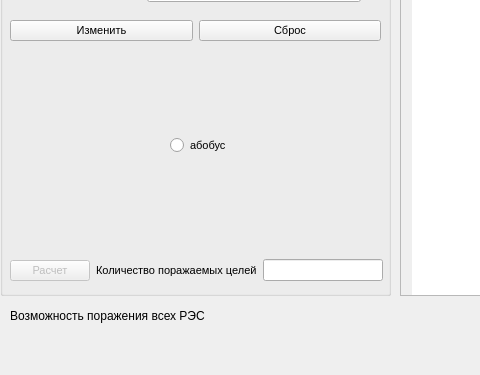
This is mainwindow.ui in businessausage/v22 as Qt 5 draws it before an edit; both pictures show x 0 to 480 and y 255 to 630 of the 800 by 630 pixel window. The edited form follows.
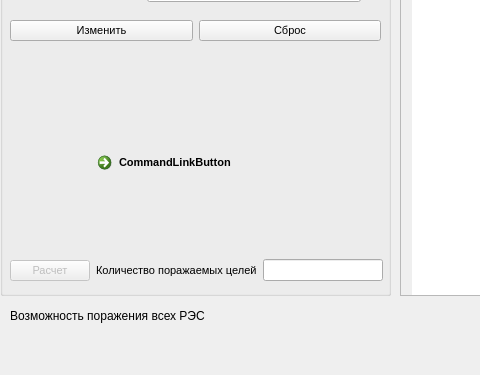
This is the edited form.

Diff of the .ui file:
```diff
--- a/mainwindow.ui
+++ b/mainwindow.ui
@@ -430,17 +430,17 @@
       </item>
      </layout>
     </widget>
-    <widget class="QRadioButton" name="radioButton">
+    <widget class="QCommandLinkButton" name="commandLinkButton">
      <property name="geometry">
       <rect>
-       <x>170</x>
-       <y>250</y>
-       <width>89</width>
-       <height>20</height>
+       <x>90</x>
+       <y>260</y>
+       <width>172</width>
+       <height>41</height>
       </rect>
      </property>
      <property name="text">
-      <string>абобус</string>
+      <string>CommandLinkButton</string>
      </property>
     </widget>
    </widget>
```
